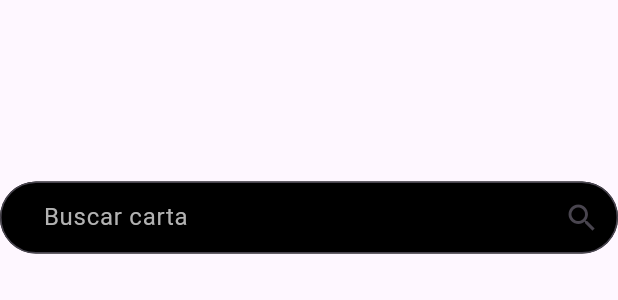
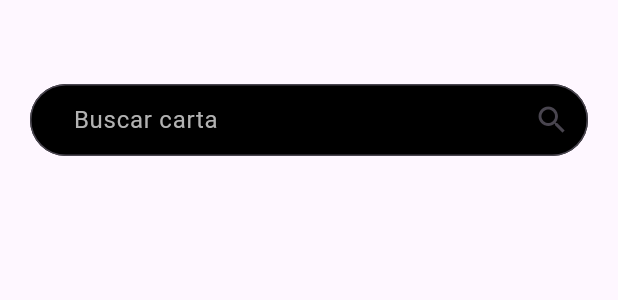
Before and after one commit to patriciob00/card_keeper, a Flutter app: the MainTabSearch widget shown alone on an empty page, opened directly, on a phone screen of 412 x 824 dp. Shown: the top 300 px of the screen. Run offline on Flutter 3.47's test engine with Material 3 defaults, Android fonts, the phone set to English and light mode, and no system bars; network calls fail.

Commit message:
committing makefile

```diff
--- a/lib/data/models/card_list_item_model.dart
+++ b/lib/data/models/card_list_item_model.dart
@@ -27,7 +27,7 @@ class CardListItem {
         id: json["id"],
         localId: json["localId"],
         name: json["name"],
-        image: json["image"] != null ? json["image"] + '/low.webp' : null,
+        image: json["image"] != null ? json["image"] + '/high.webp' : null,
       );
 
   Map<String, dynamic> toJson() => {
--- a/lib/screens/main_page/components/tabs/main_tab_search/main.dart
+++ b/lib/screens/main_page/components/tabs/main_tab_search/main.dart
@@ -40,7 +40,7 @@ class _MaintabSearchState extends State<MainTabSearch> {
   Widget build(BuildContext context) {
     return Padding(
       padding:
-          EdgeInsets.only(top: MainBarWithGlass().preferredSize.height + 65),
+          EdgeInsets.only(top: MainBarWithGlass().preferredSize.height, left: 20, right: 20),
       child: Column(
         mainAxisAlignment: MainAxisAlignment.start,
         children: [
```
Also changed, not shown: 360 other files.
